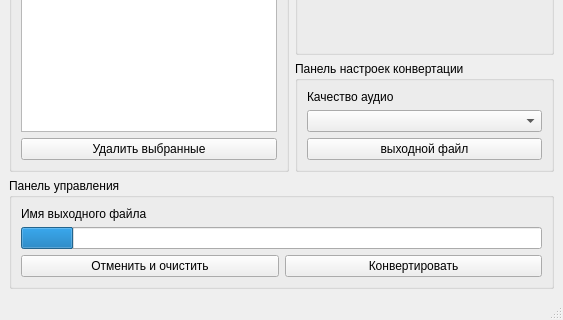
Above: gui/main_window_test.ui from Alexploy777/audiobook_creator before the change; both pictures show x 0 to 563 and y 421 to 741 of the 563 by 741 pixel window. Below: the same form after it.
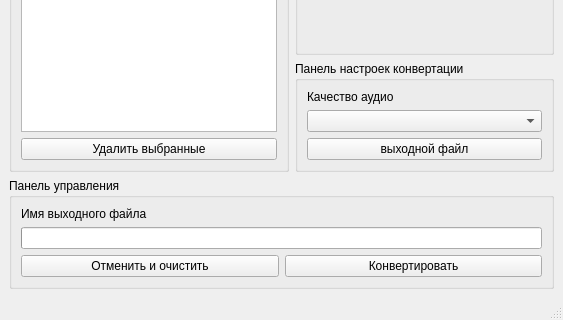
That is the form after the change.

Commit message: Добавил внешнюю библиотеку ffmpeg.exe в корень проекта

Patch:
```diff
--- a/gui/main_window_test.ui
+++ b/gui/main_window_test.ui
@@ -191,7 +191,7 @@
          <item>
           <widget class="QProgressBar" name="progressBar">
            <property name="value">
-            <number>10</number>
+            <number>0</number>
            </property>
            <property name="textVisible">
             <bool>false</bool>
```
The commit also changes 2 other files.
